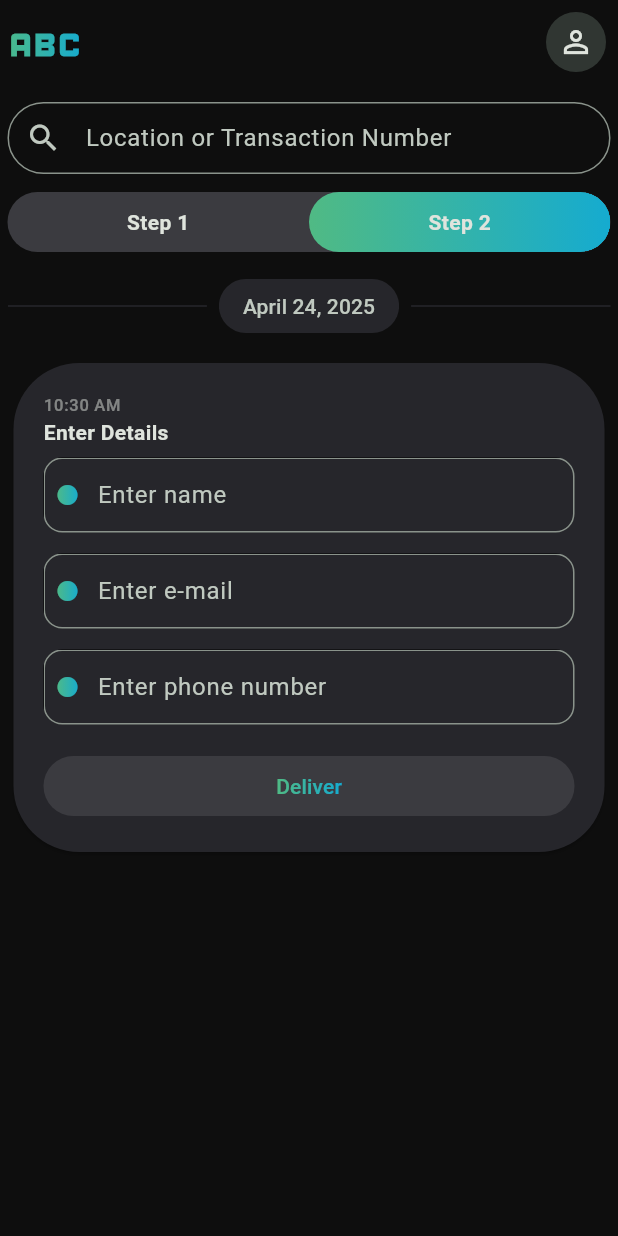
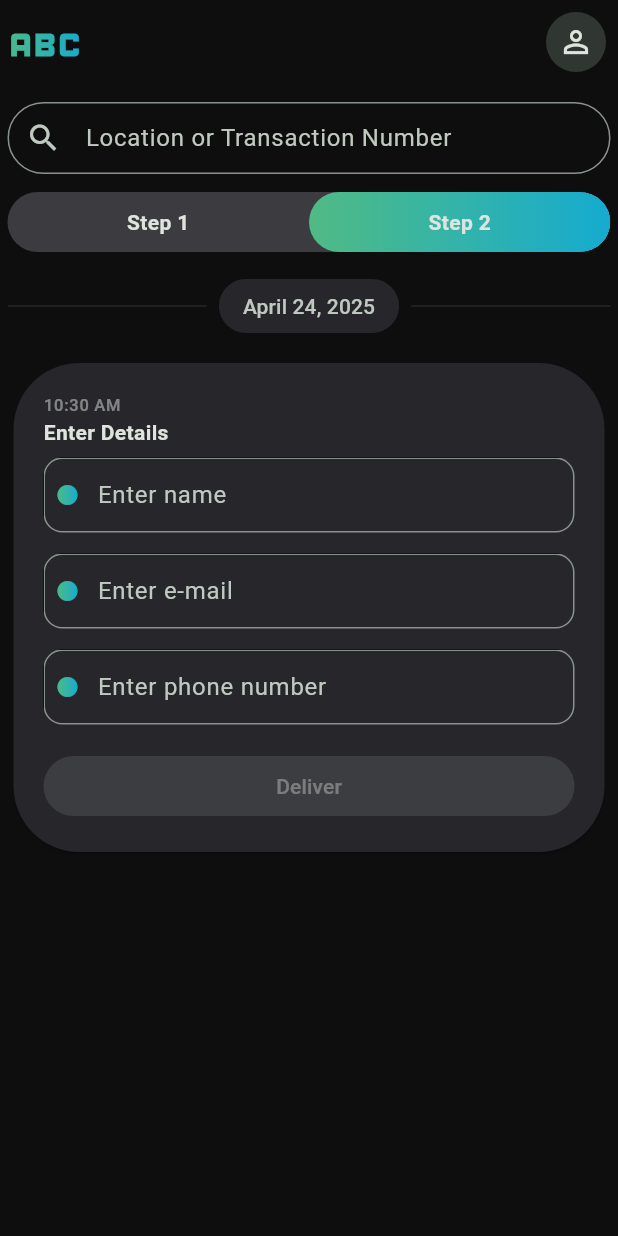
Before and after one commit to markcabalona/qube, a Flutter app: the screen it shows after launch, after a tap on "Go to Step 2", on a phone screen of 412 x 824 dp. Run offline on Flutter 3.47's test engine with Material 3 defaults, Android fonts, the phone set to English and light mode, and no system bars; our stand-ins replace bloc, dartz, equatable, flutter_bloc, get_it, go_router.

Commit message:
#28: Extract deliver button into its own widget, and build based on DeliveryDetailsFormCubit changes

```diff
--- a/lib/core/dependencies/transactions_blocs.dart
+++ b/lib/core/dependencies/transactions_blocs.dart
@@ -4,6 +4,7 @@ import 'package:qube/features/transactions/data/datasources/transactions_datasou
 import 'package:qube/features/transactions/data/repositories/transactions_repository_impl.dart';
 import 'package:qube/features/transactions/domain/repositories/transactions_repository.dart';
 import 'package:qube/features/transactions/presentation/bloc/transactions_bloc.dart';
+import 'package:qube/features/transactions/presentation/cubit/delivery_details_form_cubit.dart';
 import 'package:qube/features/transactions/presentation/cubit/transaction_step_cubit.dart';
 
 void initializeTransactionsBlocs() {
@@ -26,4 +27,7 @@ void initializeTransactionsBlocs() {
   GetIt.instance.registerLazySingleton(
     () => TransactionStepCubit(),
   );
+  GetIt.instance.registerLazySingleton(
+    () => DeliveryDetailsFormCubit(),
+  );
 }
--- a/lib/core/router/qube_router.dart
+++ b/lib/core/router/qube_router.dart
@@ -4,6 +4,7 @@ import 'package:go_router/go_router.dart';
 import 'package:qube/core/router/routes/qube_routes.dart';
 import 'package:qube/core/router/routes/transactions_routes.dart';
 import 'package:qube/features/transactions/presentation/bloc/transactions_bloc.dart';
+import 'package:qube/features/transactions/presentation/cubit/delivery_details_form_cubit.dart';
 import 'package:qube/features/transactions/presentation/cubit/transaction_step_cubit.dart';
 import 'package:qube/features/transactions/presentation/pages/qube_home_page.dart';
 
@@ -28,6 +29,9 @@ class QubeRouter {
             ),
             BlocProvider(
               create: (context) => GetIt.instance<TransactionStepCubit>(),
+            ),
+            BlocProvider(
+              create: (context) => GetIt.instance<DeliveryDetailsFormCubit>(),
             ),
           ],
           child: QubeHomePage(
--- a/lib/features/transactions/presentation/widgets/delivery_details_form_widget.dart
+++ b/lib/features/transactions/presentation/widgets/delivery_details_form_widget.dart
@@ -1,9 +1,13 @@
 import 'package:flutter/material.dart';
+import 'package:flutter_bloc/flutter_bloc.dart';
+import 'package:get_it/get_it.dart';
+import 'package:qube/core/enums/app_status.dart';
 import 'package:qube/core/extensions/date_time_extension.dart';
 import 'package:qube/core/utils/qube_textfield_validator.dart';
 import 'package:qube/core/widgets/gradient_wrapper.dart';
 import 'package:qube/core/widgets/qube_text_form_field.dart';
 import 'package:qube/features/transactions/domain/entities/transaction.dart';
+import 'package:qube/features/transactions/presentation/cubit/delivery_details_form_cubit.dart';
 
 class DeliveryDetailsFormWidget extends StatelessWidget {
   const DeliveryDetailsFormWidget({
@@ -82,16 +86,8 @@ class _DetailsFormState extends State<_DetailsForm> {
             validator: QubeTextfieldValidator.validatePhoneNumber,
           ),
           const SizedBox(height: 10),
-          SizedBox(
-            width: double.infinity,
-            child: FilledButton(
-              onPressed: _onTapDeliver,
-              child: const GradientWrapper(
-                child: Text(
-                  'Deliver',
-                ),
-              ),
-            ),
+          _DeliverButton(
+            onTapDeliver: _onTapDeliver,
           ),
         ],
       ),
@@ -100,7 +96,54 @@ class _DetailsFormState extends State<_DetailsForm> {
 
   void _onTapDeliver() {
     if (formKey.currentState?.validate() == true) {
-      // TODO: Trigger deliver action
+      GetIt.instance<DeliveryDetailsFormCubit>().submitForm();
     }
   }
 }
+
+class _DeliverButton extends StatelessWidget {
+  const _DeliverButton({
+    super.key,
+    required this.onTapDeliver,
+  });
+  final VoidCallback onTapDeliver;
+
+  @override
+  Widget build(BuildContext context) {
+    return BlocSelector<
+        DeliveryDetailsFormCubit,
+        DeliveryDetailsFormState,
+        ({
+          bool isEnabled,
+          String text,
+        })>(
+      selector: (state) {
+        final isLoading = AppStatus.loading == state.status;
+        final fieldHasEmpty =
+            state.name.isEmpty || state.email.isEmpty || state.phone.isEmpty;
+        final isEnabled = !(isLoading || fieldHasEmpty);
+        final text = switch (state.status) {
+          AppStatus.initial => 'Deliver',
+          AppStatus.loading => 'Posting',
+          AppStatus.success => 'Posted!',
+          (_) => 'Ok',
+        };
+        return (isEnabled: isEnabled, text: text);
+      },
+      builder: (context, state) {
+        return SizedBox(
+          width: double.infinity,
+          child: FilledButton(
+            onPressed: state.isEnabled ? onTapDeliver : null,
+            child: state.isEnabled
+                ? GradientWrapper(
+                    child: Text(
+                    state.text,
+                  ))
+                : Text(state.text),
+          ),
+        );
+      },
+    );
+  }
+}
```
